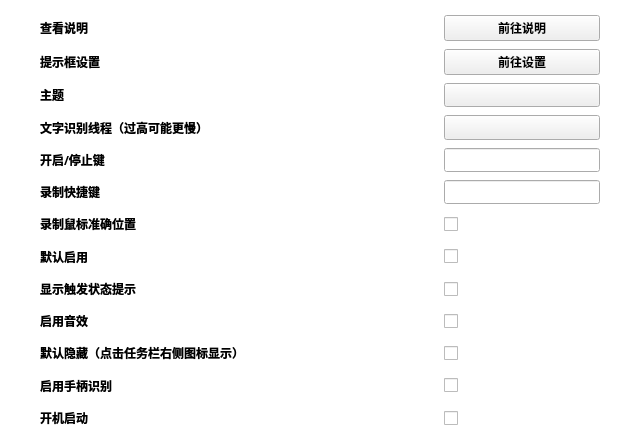
This is source/ui/SettingsUi.ui in ChiyukiGana/Quickinput as Qt 5 draws it before an edit. The edited form follows.
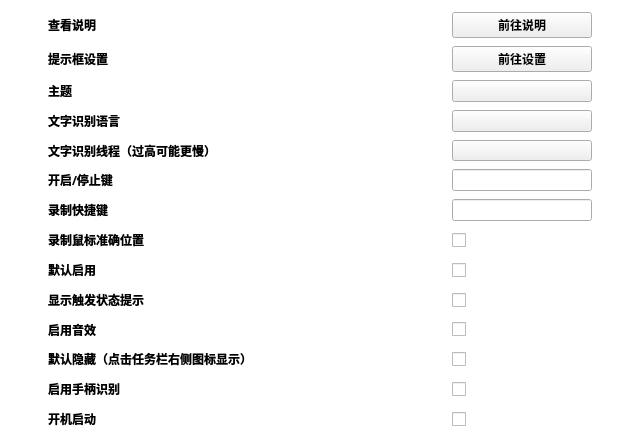
This is the edited form. Icons and pictures are not drawn. Custom widgets are drawn as their Qt base class.

```diff
--- a/source/ui/SettingsUi.ui
+++ b/source/ui/SettingsUi.ui
@@ -60,13 +60,13 @@
        <number>0</number>
       </property>
       <property name="leftMargin">
-       <number>40</number>
+       <number>48</number>
       </property>
       <property name="topMargin">
-       <number>15</number>
+       <number>12</number>
       </property>
       <property name="rightMargin">
-       <number>40</number>
+       <number>48</number>
       </property>
       <property name="bottomMargin">
        <number>10</number>
@@ -94,120 +94,7 @@
         <property name="verticalSpacing">
          <number>8</number>
         </property>
-        <item row="11" column="0">
-         <widget class="QLabel" name="pad_label">
-          <property name="sizePolicy">
-           <sizepolicy hsizetype="Preferred" vsizetype="Preferred">
-            <horstretch>0</horstretch>
-            <verstretch>0</verstretch>
-           </sizepolicy>
-          </property>
-          <property name="font">
-           <font>
-            <family>Microsoft YaHei</family>
-            <bold>true</bold>
-           </font>
-          </property>
-          <property name="toolTip">
-           <string/>
-          </property>
-          <property name="text">
-           <string>启用手柄识别</string>
-          </property>
-         </widget>
-        </item>
-        <item row="8" column="2">
-         <widget class="QCheckBox" name="showState_check">
-          <property name="sizePolicy">
-           <sizepolicy hsizetype="Preferred" vsizetype="Preferred">
-            <horstretch>0</horstretch>
-            <verstretch>0</verstretch>
-           </sizepolicy>
-          </property>
-          <property name="font">
-           <font>
-            <family>Microsoft YaHei</family>
-            <bold>true</bold>
-           </font>
-          </property>
-          <property name="focusPolicy">
-           <enum>Qt::FocusPolicy::ClickFocus</enum>
-          </property>
-          <property name="layoutDirection">
-           <enum>Qt::LayoutDirection::LeftToRight</enum>
-          </property>
-         </widget>
-        </item>
-        <item row="0" column="2">
-         <widget class="QPushButton" name="readme_button">
-          <property name="sizePolicy">
-           <sizepolicy hsizetype="Preferred" vsizetype="Preferred">
-            <horstretch>0</horstretch>
-            <verstretch>0</verstretch>
-           </sizepolicy>
-          </property>
-          <property name="font">
-           <font>
-            <family>Microsoft YaHei</family>
-            <bold>true</bold>
-           </font>
-          </property>
-          <property name="focusPolicy">
-           <enum>Qt::FocusPolicy::ClickFocus</enum>
-          </property>
-          <property name="styleSheet">
-           <string notr="true"/>
-          </property>
-          <property name="text">
-           <string>前往说明</string>
-          </property>
-         </widget>
-        </item>
-        <item row="10" column="0">
-         <widget class="QLabel" name="hideDefault_label">
-          <property name="sizePolicy">
-           <sizepolicy hsizetype="Preferred" vsizetype="Preferred">
-            <horstretch>0</horstretch>
-            <verstretch>0</verstretch>
-           </sizepolicy>
-          </property>
-          <property name="font">
-           <font>
-            <family>Microsoft YaHei</family>
-            <bold>true</bold>
-           </font>
-          </property>
-          <property name="toolTip">
-           <string/>
-          </property>
-          <property name="text">
-           <string>默认隐藏（点击任务栏右侧图标显示）</string>
-          </property>
-         </widget>
-        </item>
-        <item row="6" column="2">
-         <widget class="QCheckBox" name="recordTrack_check">
-          <property name="sizePolicy">
-           <sizepolicy hsizetype="Preferred" vsizetype="Preferred">
-            <horstretch>0</horstretch>
-            <verstretch>0</verstretch>
-           </sizepolicy>
-          </property>
-          <property name="font">
-           <font>
-            <family>Microsoft YaHei</family>
-            <bold>true</bold>
-           </font>
-          </property>
-          <property name="focusPolicy">
-           <enum>Qt::FocusPolicy::ClickFocus</enum>
-          </property>
-          <property name="layoutDirection">
-           <enum>Qt::LayoutDirection::LeftToRight</enum>
-          </property>
-         </widget>
-        </item>
-        <item row="4" column="2">
+        <item row="5" column="2">
          <widget class="QKeyEdit" name="stateKey_keyedit">
           <property name="sizePolicy">
            <sizepolicy hsizetype="Preferred" vsizetype="Preferred">
@@ -217,129 +104,7 @@
           </property>
          </widget>
         </item>
-        <item row="3" column="2">
-         <widget class="QComboBox" name="ocr_thread_combo">
-          <property name="sizePolicy">
-           <sizepolicy hsizetype="Preferred" vsizetype="Preferred">
-            <horstretch>0</horstretch>
-            <verstretch>0</verstretch>
-           </sizepolicy>
-          </property>
-          <property name="font">
-           <font>
-            <family>Microsoft YaHei</family>
-            <bold>true</bold>
-           </font>
-          </property>
-          <property name="focusPolicy">
-           <enum>Qt::FocusPolicy::ClickFocus</enum>
-          </property>
-          <property name="layoutDirection">
-           <enum>Qt::LayoutDirection::LeftToRight</enum>
-          </property>
-          <property name="styleSheet">
-           <string notr="true">QComboBox{padding-left:30px}QComboBox::drop-down{width:30px;border:none}QComboBox::down-arrow{image:url(:/arrow.png);width:14px;height:14px}</string>
-          </property>
-          <property name="editable">
-           <bool>false</bool>
-          </property>
-          <property name="maxCount">
-           <number>64</number>
-          </property>
-          <property name="frame">
-           <bool>false</bool>
-          </property>
-         </widget>
-        </item>
-        <item row="9" column="2">
-         <widget class="QCheckBox" name="sound_check">
-          <property name="sizePolicy">
-           <sizepolicy hsizetype="Preferred" vsizetype="Preferred">
-            <horstretch>0</horstretch>
-            <verstretch>0</verstretch>
-           </sizepolicy>
-          </property>
-          <property name="font">
-           <font>
-            <family>Microsoft YaHei</family>
-            <bold>true</bold>
-           </font>
-          </property>
-          <property name="focusPolicy">
-           <enum>Qt::FocusPolicy::ClickFocus</enum>
-          </property>
-          <property name="layoutDirection">
-           <enum>Qt::LayoutDirection::LeftToRight</enum>
-          </property>
-         </widget>
-        </item>
         <item row="7" column="0">
-         <widget class="QLabel" name="enableDefault_label">
-          <property name="sizePolicy">
-           <sizepolicy hsizetype="Preferred" vsizetype="Preferred">
-            <horstretch>0</horstretch>
-            <verstretch>0</verstretch>
-           </sizepolicy>
-          </property>
-          <property name="font">
-           <font>
-            <family>Microsoft YaHei</family>
-            <bold>true</bold>
-           </font>
-          </property>
-          <property name="toolTip">
-           <string/>
-          </property>
-          <property name="text">
-           <string>默认启用</string>
-          </property>
-         </widget>
-        </item>
-        <item row="10" column="2">
-         <widget class="QCheckBox" name="hideDefault_check">
-          <property name="sizePolicy">
-           <sizepolicy hsizetype="Preferred" vsizetype="Preferred">
-            <horstretch>0</horstretch>
-            <verstretch>0</verstretch>
-           </sizepolicy>
-          </property>
-          <property name="font">
-           <font>
-            <family>Microsoft YaHei</family>
-            <bold>true</bold>
-           </font>
-          </property>
-          <property name="focusPolicy">
-           <enum>Qt::FocusPolicy::ClickFocus</enum>
-          </property>
-          <property name="layoutDirection">
-           <enum>Qt::LayoutDirection::LeftToRight</enum>
-          </property>
-         </widget>
-        </item>
-        <item row="8" column="0">
-         <widget class="QLabel" name="showState_label">
-          <property name="sizePolicy">
-           <sizepolicy hsizetype="Preferred" vsizetype="Preferred">
-            <horstretch>0</horstretch>
-            <verstretch>0</verstretch>
-           </sizepolicy>
-          </property>
-          <property name="font">
-           <font>
-            <family>Microsoft YaHei</family>
-            <bold>true</bold>
-           </font>
-          </property>
-          <property name="toolTip">
-           <string/>
-          </property>
-          <property name="text">
-           <string>显示触发状态提示</string>
-          </property>
-         </widget>
-        </item>
-        <item row="6" column="0">
          <widget class="QLabel" name="recordTrack_label">
           <property name="sizePolicy">
            <sizepolicy hsizetype="Preferred" vsizetype="Preferred">
@@ -361,8 +126,8 @@
           </property>
          </widget>
         </item>
-        <item row="7" column="2">
-         <widget class="QCheckBox" name="enableDefault_check">
+        <item row="9" column="0">
+         <widget class="QLabel" name="showState_label">
           <property name="sizePolicy">
            <sizepolicy hsizetype="Preferred" vsizetype="Preferred">
             <horstretch>0</horstretch>
@@ -378,69 +143,23 @@
           <property name="focusPolicy">
            <enum>Qt::FocusPolicy::ClickFocus</enum>
           </property>
-          <property name="layoutDirection">
-           <enum>Qt::LayoutDirection::LeftToRight</enum>
+          <property name="text">
+           <string>显示触发状态提示</string>
           </property>
          </widget>
         </item>
-        <item row="2" column="2">
-         <widget class="QComboBox" name="theme_combo">
+        <item row="6" column="2">
+         <widget class="QKeyEdit" name="recordKey_keyedit">
           <property name="sizePolicy">
            <sizepolicy hsizetype="Preferred" vsizetype="Preferred">
             <horstretch>0</horstretch>
             <verstretch>0</verstretch>
            </sizepolicy>
-          </property>
-          <property name="font">
-           <font>
-            <family>Microsoft YaHei</family>
-            <bold>true</bold>
-           </font>
-          </property>
-          <property name="focusPolicy">
-           <enum>Qt::FocusPolicy::ClickFocus</enum>
-          </property>
-          <property name="layoutDirection">
-           <enum>Qt::LayoutDirection::LeftToRight</enum>
-          </property>
-          <property name="styleSheet">
-           <string notr="true">QComboBox{padding-left:30px}QComboBox::drop-down{width:30px;border:none}QComboBox::down-arrow{image:url(:/arrow.png);width:14px;height:14px}</string>
-          </property>
-          <property name="editable">
-           <bool>false</bool>
-          </property>
-          <property name="maxCount">
-           <number>64</number>
-          </property>
-          <property name="frame">
-           <bool>false</bool>
-          </property>
-         </widget>
-        </item>
-        <item row="12" column="2">
-         <widget class="QCheckBox" name="start_check">
-          <property name="sizePolicy">
-           <sizepolicy hsizetype="Preferred" vsizetype="Preferred">
-            <horstretch>0</horstretch>
-            <verstretch>0</verstretch>
-           </sizepolicy>
-          </property>
-          <property name="font">
-           <font>
-            <family>Microsoft YaHei</family>
-            <bold>true</bold>
-           </font>
-          </property>
-          <property name="focusPolicy">
-           <enum>Qt::FocusPolicy::ClickFocus</enum>
-          </property>
-          <property name="layoutDirection">
-           <enum>Qt::LayoutDirection::LeftToRight</enum>
           </property>
          </widget>
         </item>
         <item row="5" column="0">
-         <widget class="QLabel" name="recordKey_label">
+         <widget class="QLabel" name="stateKey_label">
           <property name="sizePolicy">
            <sizepolicy hsizetype="Preferred" vsizetype="Preferred">
             <horstretch>0</horstretch>
@@ -457,7 +176,51 @@
            <string/>
           </property>
           <property name="text">
-           <string>录制快捷键</string>
+           <string>开启/停止键</string>
+          </property>
+         </widget>
+        </item>
+        <item row="13" column="2">
+         <widget class="QCheckBox" name="start_check">
+          <property name="sizePolicy">
+           <sizepolicy hsizetype="Preferred" vsizetype="Preferred">
+            <horstretch>0</horstretch>
+            <verstretch>0</verstretch>
+           </sizepolicy>
+          </property>
+          <property name="font">
+           <font>
+            <family>Microsoft YaHei</family>
+            <bold>true</bold>
+           </font>
+          </property>
+          <property name="focusPolicy">
+           <enum>Qt::FocusPolicy::ClickFocus</enum>
+          </property>
+          <property name="layoutDirection">
+           <enum>Qt::LayoutDirection::LeftToRight</enum>
+          </property>
+         </widget>
+        </item>
+        <item row="12" column="2">
+         <widget class="QCheckBox" name="pad_check">
+          <property name="sizePolicy">
+           <sizepolicy hsizetype="Preferred" vsizetype="Preferred">
+            <horstretch>0</horstretch>
+            <verstretch>0</verstretch>
+           </sizepolicy>
+          </property>
+          <property name="font">
+           <font>
+            <family>Microsoft YaHei</family>
+            <bold>true</bold>
+           </font>
+          </property>
+          <property name="focusPolicy">
+           <enum>Qt::FocusPolicy::ClickFocus</enum>
+          </property>
+          <property name="layoutDirection">
+           <enum>Qt::LayoutDirection::LeftToRight</enum>
           </property>
          </widget>
         </item>
@@ -483,8 +246,8 @@
           </property>
          </widget>
         </item>
-        <item row="3" column="0">
-         <widget class="QLabel" name="ocr_thread_label">
+        <item row="2" column="0">
+         <widget class="QLabel" name="theme_label">
           <property name="sizePolicy">
            <sizepolicy hsizetype="Preferred" vsizetype="Preferred">
             <horstretch>0</horstretch>
@@ -501,7 +264,29 @@
            <string/>
           </property>
           <property name="text">
-           <string>文字识别线程（过高可能更慢）</string>
+           <string>主题</string>
+          </property>
+         </widget>
+        </item>
+        <item row="10" column="0">
+         <widget class="QLabel" name="sound_label">
+          <property name="sizePolicy">
+           <sizepolicy hsizetype="Preferred" vsizetype="Preferred">
+            <horstretch>0</horstretch>
+            <verstretch>0</verstretch>
+           </sizepolicy>
+          </property>
+          <property name="font">
+           <font>
+            <family>Microsoft YaHei</family>
+            <bold>true</bold>
+           </font>
+          </property>
+          <property name="toolTip">
+           <string/>
+          </property>
+          <property name="text">
+           <string>启用音效</string>
           </property>
          </widget>
         </item>
@@ -533,6 +318,209 @@
           </property>
          </widget>
         </item>
+        <item row="9" column="2">
+         <widget class="QCheckBox" name="showState_check">
+          <property name="sizePolicy">
+           <sizepolicy hsizetype="Preferred" vsizetype="Preferred">
+            <horstretch>0</horstretch>
+            <verstretch>0</verstretch>
+           </sizepolicy>
+          </property>
+          <property name="font">
+           <font>
+            <family>Microsoft YaHei</family>
+            <bold>true</bold>
+           </font>
+          </property>
+          <property name="focusPolicy">
+           <enum>Qt::FocusPolicy::ClickFocus</enum>
+          </property>
+          <property name="layoutDirection">
+           <enum>Qt::LayoutDirection::LeftToRight</enum>
+          </property>
+         </widget>
+        </item>
+        <item row="0" column="2">
+         <widget class="QPushButton" name="readme_button">
+          <property name="sizePolicy">
+           <sizepolicy hsizetype="Preferred" vsizetype="Preferred">
+            <horstretch>0</horstretch>
+            <verstretch>0</verstretch>
+           </sizepolicy>
+          </property>
+          <property name="font">
+           <font>
+            <family>Microsoft YaHei</family>
+            <bold>true</bold>
+           </font>
+          </property>
+          <property name="focusPolicy">
+           <enum>Qt::FocusPolicy::ClickFocus</enum>
+          </property>
+          <property name="styleSheet">
+           <string notr="true"/>
+          </property>
+          <property name="text">
+           <string>前往说明</string>
+          </property>
+         </widget>
+        </item>
+        <item row="7" column="2">
+         <widget class="QCheckBox" name="recordTrack_check">
+          <property name="sizePolicy">
+           <sizepolicy hsizetype="Preferred" vsizetype="Preferred">
+            <horstretch>0</horstretch>
+            <verstretch>0</verstretch>
+           </sizepolicy>
+          </property>
+          <property name="font">
+           <font>
+            <family>Microsoft YaHei</family>
+            <bold>true</bold>
+           </font>
+          </property>
+          <property name="focusPolicy">
+           <enum>Qt::FocusPolicy::ClickFocus</enum>
+          </property>
+          <property name="layoutDirection">
+           <enum>Qt::LayoutDirection::LeftToRight</enum>
+          </property>
+         </widget>
+        </item>
+        <item row="8" column="0">
+         <widget class="QLabel" name="enableDefault_label">
+          <property name="sizePolicy">
+           <sizepolicy hsizetype="Preferred" vsizetype="Preferred">
+            <horstretch>0</horstretch>
+            <verstretch>0</verstretch>
+           </sizepolicy>
+          </property>
+          <property name="font">
+           <font>
+            <family>Microsoft YaHei</family>
+            <bold>true</bold>
+           </font>
+          </property>
+          <property name="toolTip">
+           <string/>
+          </property>
+          <property name="text">
+           <string>默认启用</string>
+          </property>
+         </widget>
+        </item>
+        <item row="4" column="2">
+         <widget class="QComboBox" name="ocr_thread_combo">
+          <property name="sizePolicy">
+           <sizepolicy hsizetype="Preferred" vsizetype="Preferred">
+            <horstretch>0</horstretch>
+            <verstretch>0</verstretch>
+           </sizepolicy>
+          </property>
+          <property name="font">
+           <font>
+            <family>Microsoft YaHei</family>
+            <bold>true</bold>
+           </font>
+          </property>
+          <property name="focusPolicy">
+           <enum>Qt::FocusPolicy::ClickFocus</enum>
+          </property>
+          <property name="layoutDirection">
+           <enum>Qt::LayoutDirection::LeftToRight</enum>
+          </property>
+          <property name="styleSheet">
+           <string notr="true">QComboBox{padding-left:30px}QComboBox::drop-down{width:30px;border:none}QComboBox::down-arrow{image:url(:/arrow.png);width:14px;height:14px}</string>
+          </property>
+          <property name="editable">
+           <bool>false</bool>
+          </property>
+          <property name="maxCount">
+           <number>64</number>
+          </property>
+          <property name="frame">
+           <bool>false</bool>
+          </property>
+         </widget>
+        </item>
+        <item row="2" column="2">
+         <widget class="QComboBox" name="theme_combo">
+          <property name="sizePolicy">
+           <sizepolicy hsizetype="Preferred" vsizetype="Preferred">
+            <horstretch>0</horstretch>
+            <verstretch>0</verstretch>
+           </sizepolicy>
+          </property>
+          <property name="font">
+           <font>
+            <family>Microsoft YaHei</family>
+            <bold>true</bold>
+           </font>
+          </property>
+          <property name="focusPolicy">
+           <enum>Qt::FocusPolicy::ClickFocus</enum>
+          </property>
+          <property name="layoutDirection">
+           <enum>Qt::LayoutDirection::LeftToRight</enum>
+          </property>
+          <property name="styleSheet">
+           <string notr="true">QComboBox{padding-left:30px}QComboBox::drop-down{width:30px;border:none}QComboBox::down-arrow{image:url(:/arrow.png);width:14px;height:14px}</string>
+          </property>
+          <property name="editable">
+           <bool>false</bool>
+          </property>
+          <property name="maxCount">
+           <number>64</number>
+          </property>
+          <property name="frame">
+           <bool>false</bool>
+          </property>
+         </widget>
+        </item>
+        <item row="13" column="0">
+         <widget class="QLabel" name="start_label">
+          <property name="sizePolicy">
+           <sizepolicy hsizetype="Preferred" vsizetype="Preferred">
+            <horstretch>0</horstretch>
+            <verstretch>0</verstretch>
+           </sizepolicy>
+          </property>
+          <property name="font">
+           <font>
+            <family>Microsoft YaHei</family>
+            <bold>true</bold>
+           </font>
+          </property>
+          <property name="toolTip">
+           <string/>
+          </property>
+          <property name="text">
+           <string>开机启动</string>
+          </property>
+         </widget>
+        </item>
+        <item row="8" column="2">
+         <widget class="QCheckBox" name="enableDefault_check">
+          <property name="sizePolicy">
+           <sizepolicy hsizetype="Preferred" vsizetype="Preferred">
+            <horstretch>0</horstretch>
+            <verstretch>0</verstretch>
+           </sizepolicy>
+          </property>
+          <property name="font">
+           <font>
+            <family>Microsoft YaHei</family>
+            <bold>true</bold>
+           </font>
+          </property>
+          <property name="focusPolicy">
+           <enum>Qt::FocusPolicy::ClickFocus</enum>
+          </property>
+          <property name="layoutDirection">
+           <enum>Qt::LayoutDirection::LeftToRight</enum>
+          </property>
+         </widget>
+        </item>
         <item row="1" column="2">
          <widget class="QPushButton" name="popText_button">
           <property name="sizePolicy">
@@ -559,7 +547,7 @@
          </widget>
         </item>
         <item row="4" column="0">
-         <widget class="QLabel" name="stateKey_label">
+         <widget class="QLabel" name="ocr_thread_label">
           <property name="sizePolicy">
            <sizepolicy hsizetype="Preferred" vsizetype="Preferred">
             <horstretch>0</horstretch>
@@ -576,105 +564,29 @@
            <string/>
           </property>
           <property name="text">
-           <string>开启/停止键</string>
+           <string>文字识别线程（过高可能更慢）</string>
           </property>
          </widget>
         </item>
-        <item row="5" column="2">
-         <widget class="QKeyEdit" name="recordKey_keyedit">
+        <item row="6" column="0">
+         <widget class="QLabel" name="recordKey_label">
           <property name="sizePolicy">
            <sizepolicy hsizetype="Preferred" vsizetype="Preferred">
             <horstretch>0</horstretch>
             <verstretch>0</verstretch>
            </sizepolicy>
           </property>
-         </widget>
-        </item>
-        <item row="11" column="2">
-         <widget class="QCheckBox" name="pad_check">
-          <property name="sizePolicy">
-           <sizepolicy hsizetype="Preferred" vsizetype="Preferred">
-            <horstretch>0</horstretch>
-            <verstretch>0</verstretch>
-           </sizepolicy>
-          </property>
           <property name="font">
            <font>
             <family>Microsoft YaHei</family>
             <bold>true</bold>
            </font>
           </property>
-          <property name="focusPolicy">
-           <enum>Qt::FocusPolicy::ClickFocus</enum>
-          </property>
-          <property name="layoutDirection">
-           <enum>Qt::LayoutDirection::LeftToRight</enum>
-          </property>
-         </widget>
-        </item>
-        <item row="9" column="0">
-         <widget class="QLabel" name="sound_label">
-          <property name="sizePolicy">
-           <sizepolicy hsizetype="Preferred" vsizetype="Preferred">
-            <horstretch>0</horstretch>
-            <verstretch>0</verstretch>
-           </sizepolicy>
-          </property>
-          <property name="font">
-           <font>
-            <family>Microsoft YaHei</family>
-            <bold>true</bold>
-           </font>
-          </property>
           <property name="toolTip">
            <string/>
           </property>
           <property name="text">
-           <string>启用音效</string>
-          </property>
-         </widget>
-        </item>
-        <item row="2" column="0">
-         <widget class="QLabel" name="theme_label">
-          <property name="sizePolicy">
-           <sizepolicy hsizetype="Preferred" vsizetype="Preferred">
-            <horstretch>0</horstretch>
-            <verstretch>0</verstretch>
-           </sizepolicy>
-          </property>
-          <property name="font">
-           <font>
-            <family>Microsoft YaHei</family>
-            <bold>true</bold>
-           </font>
-          </property>
-          <property name="toolTip">
-           <string/>
-          </property>
-          <property name="text">
-           <string>主题</string>
-          </property>
-         </widget>
-        </item>
-        <item row="12" column="0">
-         <widget class="QLabel" name="start_label">
-          <property name="sizePolicy">
-           <sizepolicy hsizetype="Preferred" vsizetype="Preferred">
-            <horstretch>0</horstretch>
-            <verstretch>0</verstretch>
-           </sizepolicy>
-          </property>
-          <property name="font">
-           <font>
-            <family>Microsoft YaHei</family>
-            <bold>true</bold>
-           </font>
-          </property>
-          <property name="toolTip">
-           <string/>
-          </property>
-          <property name="text">
-           <string>开机启动</string>
+           <string>录制快捷键</string>
           </property>
          </widget>
         </item>
@@ -688,6 +600,156 @@
           </property>
          </widget>
         </item>
+        <item row="11" column="0">
+         <widget class="QLabel" name="hideDefault_label">
+          <property name="sizePolicy">
+           <sizepolicy hsizetype="Preferred" vsizetype="Preferred">
+            <horstretch>0</horstretch>
+            <verstretch>0</verstretch>
+           </sizepolicy>
+          </property>
+          <property name="font">
+           <font>
+            <family>Microsoft YaHei</family>
+            <bold>true</bold>
+           </font>
+          </property>
+          <property name="toolTip">
+           <string/>
+          </property>
+          <property name="text">
+           <string>默认隐藏（点击任务栏右侧图标显示）</string>
+          </property>
+         </widget>
+        </item>
+        <item row="12" column="0">
+         <widget class="QLabel" name="pad_label">
+          <property name="sizePolicy">
+           <sizepolicy hsizetype="Preferred" vsizetype="Preferred">
+            <horstretch>0</horstretch>
+            <verstretch>0</verstretch>
+           </sizepolicy>
+          </property>
+          <property name="font">
+           <font>
+            <family>Microsoft YaHei</family>
+            <bold>true</bold>
+           </font>
+          </property>
+          <property name="toolTip">
+           <string/>
+          </property>
+          <property name="text">
+           <string>启用手柄识别</string>
+          </property>
+         </widget>
+        </item>
+        <item row="10" column="2">
+         <widget class="QCheckBox" name="sound_check">
+          <property name="sizePolicy">
+           <sizepolicy hsizetype="Preferred" vsizetype="Preferred">
+            <horstretch>0</horstretch>
+            <verstretch>0</verstretch>
+           </sizepolicy>
+          </property>
+          <property name="font">
+           <font>
+            <family>Microsoft YaHei</family>
+            <bold>true</bold>
+           </font>
+          </property>
+          <property name="focusPolicy">
+           <enum>Qt::FocusPolicy::ClickFocus</enum>
+          </property>
+          <property name="layoutDirection">
+           <enum>Qt::LayoutDirection::LeftToRight</enum>
+          </property>
+         </widget>
+        </item>
+        <item row="11" column="2">
+         <widget class="QCheckBox" name="hideDefault_check">
+          <property name="sizePolicy">
+           <sizepolicy hsizetype="Preferred" vsizetype="Preferred">
+            <horstretch>0</horstretch>
+            <verstretch>0</verstretch>
+           </sizepolicy>
+          </property>
+          <property name="font">
+           <font>
+            <family>Microsoft YaHei</family>
+            <bold>true</bold>
+           </font>
+          </property>
+          <property name="focusPolicy">
+           <enum>Qt::FocusPolicy::ClickFocus</enum>
+          </property>
+          <property name="layoutDirection">
+           <enum>Qt::LayoutDirection::LeftToRight</enum>
+          </property>
+         </widget>
+        </item>
+        <item row="3" column="0">
+         <widget class="QLabel" name="ocr_lang_label">
+          <property name="sizePolicy">
+           <sizepolicy hsizetype="Preferred" vsizetype="Preferred">
+            <horstretch>0</horstretch>
+            <verstretch>0</verstretch>
+           </sizepolicy>
+          </property>
+          <property name="minimumSize">
+           <size>
+            <width>0</width>
+            <height>20</height>
+           </size>
+          </property>
+          <property name="font">
+           <font>
+            <family>Microsoft YaHei</family>
+            <bold>true</bold>
+           </font>
+          </property>
+          <property name="toolTip">
+           <string/>
+          </property>
+          <property name="text">
+           <string>文字识别语言</string>
+          </property>
+         </widget>
+        </item>
+        <item row="3" column="2">
+         <widget class="QComboBox" name="ocr_lang_combo">
+          <property name="sizePolicy">
+           <sizepolicy hsizetype="Preferred" vsizetype="Preferred">
+            <horstretch>0</horstretch>
+            <verstretch>0</verstretch>
+           </sizepolicy>
+          </property>
+          <property name="font">
+           <font>
+            <family>Microsoft YaHei</family>
+            <bold>true</bold>
+           </font>
+          </property>
+          <property name="focusPolicy">
+           <enum>Qt::FocusPolicy::ClickFocus</enum>
+          </property>
+          <property name="layoutDirection">
+           <enum>Qt::LayoutDirection::LeftToRight</enum>
+          </property>
+          <property name="styleSheet">
+           <string notr="true">QComboBox{padding-left:30px}QComboBox::drop-down{width:30px;border:none}QComboBox::down-arrow{image:url(:/arrow.png);width:14px;height:14px}</string>
+          </property>
+          <property name="editable">
+           <bool>false</bool>
+          </property>
+          <property name="maxCount">
+           <number>64</number>
+          </property>
+          <property name="frame">
+           <bool>false</bool>
+          </property>
+         </widget>
+        </item>
        </layout>
       </item>
      </layout>
```
Left out of the diff: 4 changed lines with no effect on the pictures.
